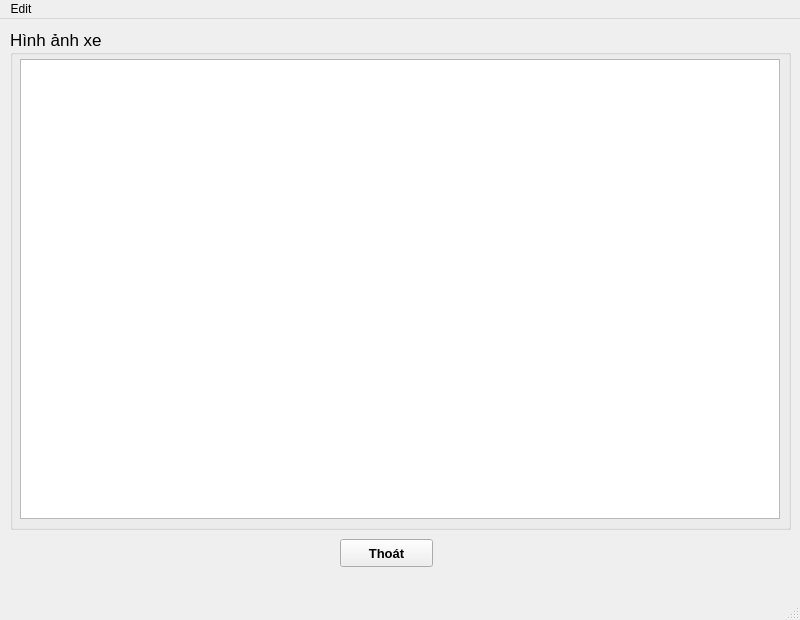
Vuchauduytung/LuanVan, file GUI/GUIgraph_fix.ui: the form before one commit.
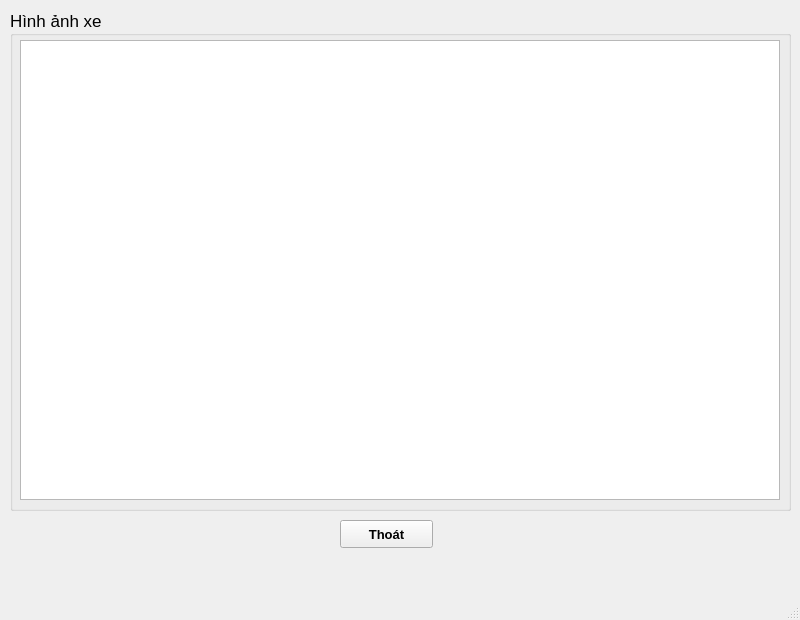
The form after the commit.

Patch:
```diff
--- a/GUI/GUIgraph_fix.ui
+++ b/GUI/GUIgraph_fix.ui
@@ -72,13 +72,6 @@
      <height>26</height>
     </rect>
    </property>
-   <widget class="QMenu" name="menuEdit">
-    <property name="title">
-     <string>Edit</string>
-    </property>
-    <addaction name="actionOpen"/>
-   </widget>
-   <addaction name="menuEdit"/>
   </widget>
   <widget class="QStatusBar" name="statusbar"/>
   <action name="actionOpen">
```
